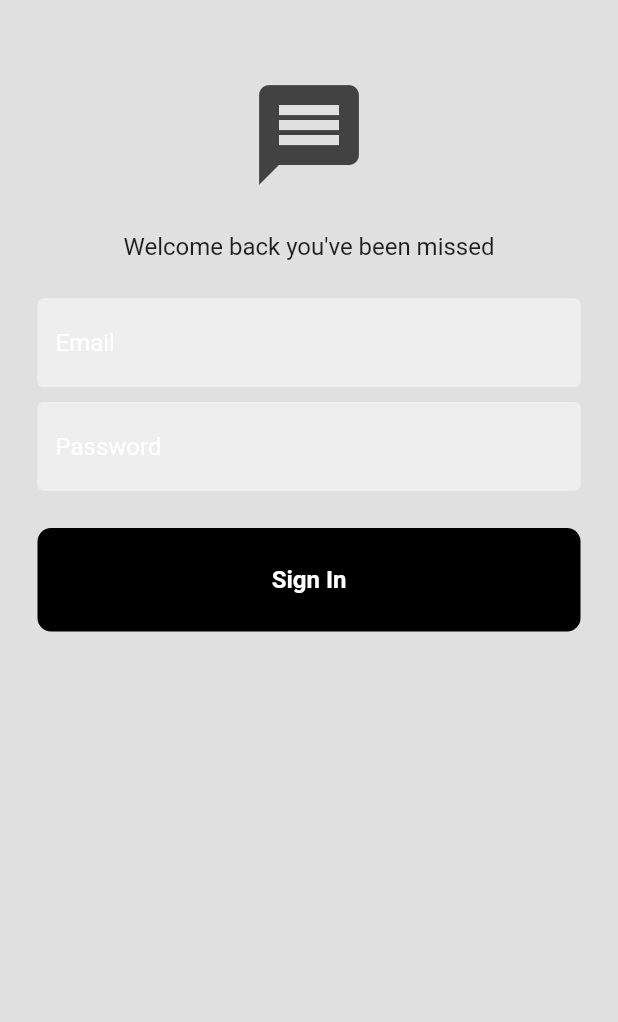
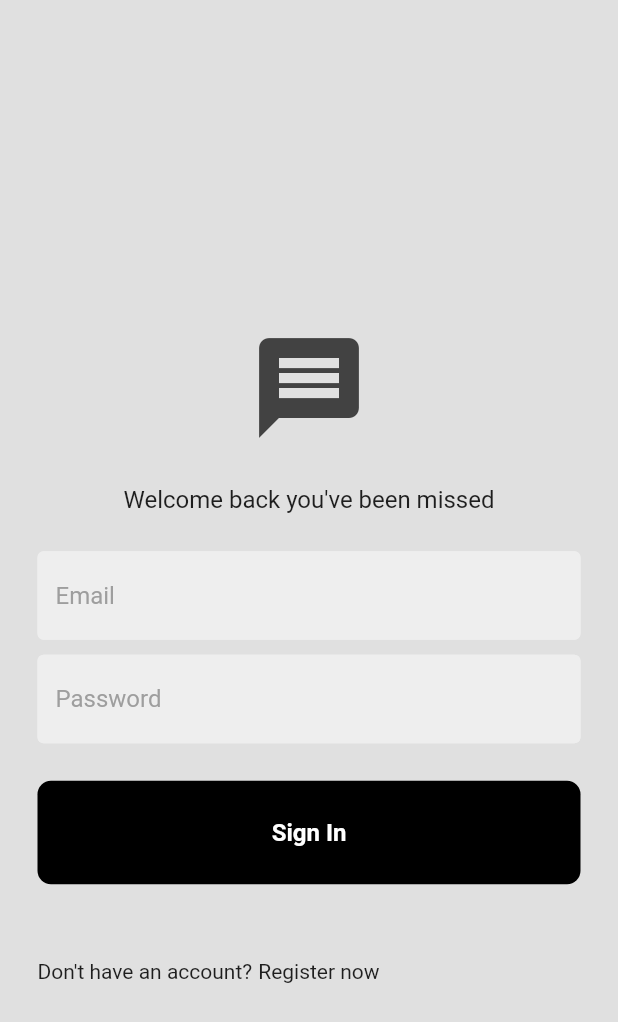
Before and after one commit to Ozurumba007/chat_app, a Flutter app: the screen it shows after launch, on a phone screen of 412 x 824 dp. Shown: the top 1022 px of the screen. Run offline on Flutter 3.47's test engine with Material 2 defaults, Android fonts, the phone set to English and light mode, and no system bars; our stand-ins replace firebase_core; accounts and stored records are empty.

Commit message:
added don't have account register now text in the login page \ added a mainaxisalignment.center the the column in the login page file \ changed the color of the textfield hint text to grey

```diff
--- a/lib/components/my_text_field.dart
+++ b/lib/components/my_text_field.dart
@@ -29,7 +29,7 @@ class MyTextField extends StatelessWidget {
         filled: true,
         hintText: hintText,
         hintStyle: const TextStyle(
-          color: Colors.white,
+          color: Colors.grey,
         ),
       ),
     );
--- a/lib/pages/login_page.dart
+++ b/lib/pages/login_page.dart
@@ -22,6 +22,7 @@ class _LoginPageState extends State<LoginPage> {
           child: Padding(
             padding: const EdgeInsets.symmetric(horizontal: 25.0),
             child: Column(
+              mainAxisAlignment: MainAxisAlignment.center,
               children: [
                 const SizedBox(height: 50),
                 // logo
@@ -55,6 +56,16 @@ class _LoginPageState extends State<LoginPage> {
                 const SizedBox(height: 25),
                 // sign in button
                 MyButton(onTap: () {}, text: 'Sign In'),
+
+                const SizedBox(height: 50),
+                // don't have an account? register now
+                Row(
+                  children: [
+                    Text('Don\'t have an account?'),
+                    const SizedBox(width: 4),
+                    Text('Register now'),
+                  ],
+                )
               ],
             ),
           ),
```
